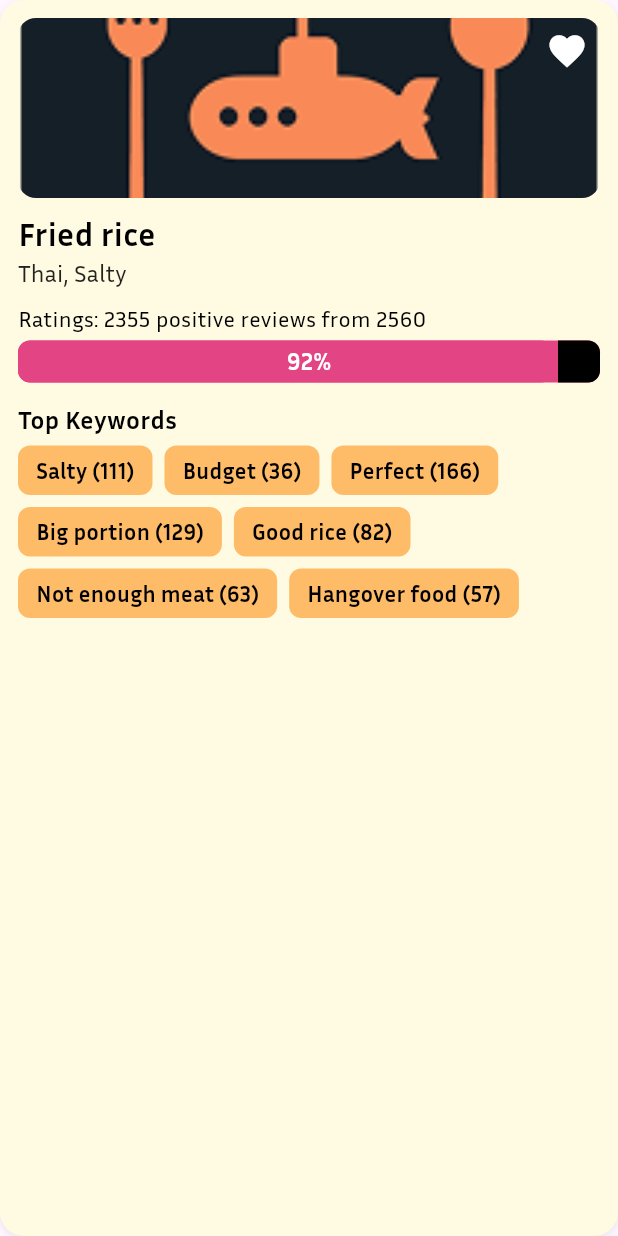
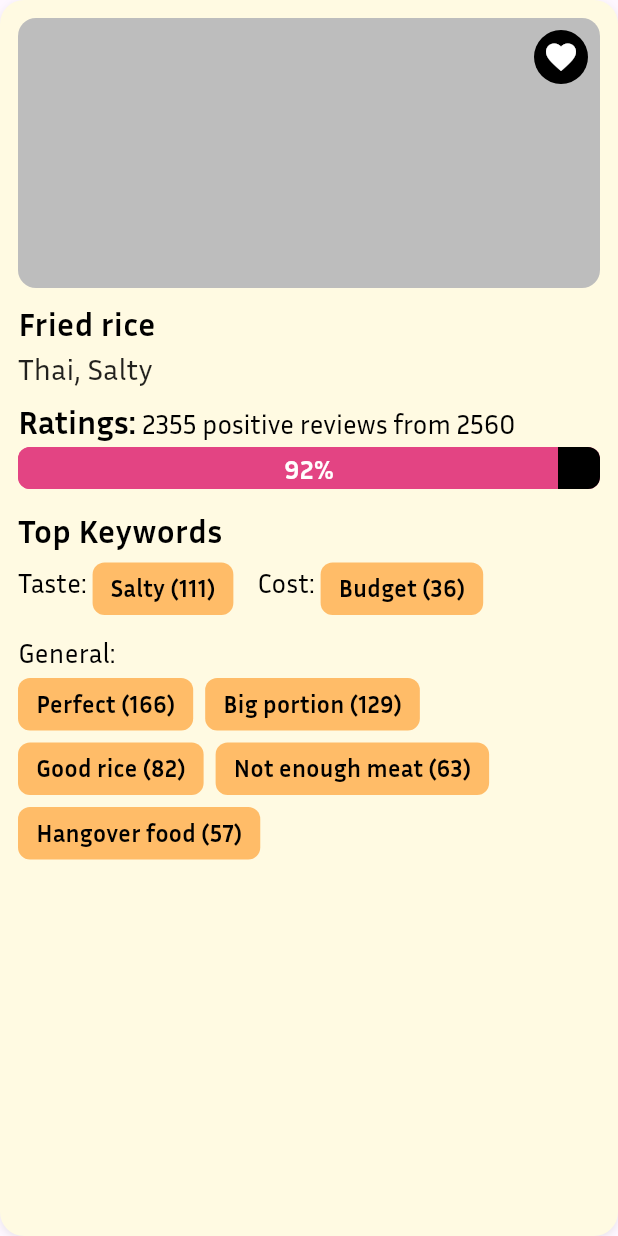
Before and after one commit to bestchayapol/DishDive, a Flutter app: the CardDetails widget shown alone on an empty page, opened directly, on a phone screen of 412 x 824 dp. Run offline on Flutter 3.47's test engine with Material 3 defaults, Android fonts, the phone set to English and light mode, and no system bars; our stand-ins replace dio, image_picker, shared_preferences; accounts and stored records are empty; network calls fail.

Commit message:
Refactor card components and add keywords section
Converted CardDetails to a StatefulWidget, improved UI for card components, and added a reusable KeywordsSection widget for categorizing keywords. Updated DishPage to provide keyword types, refactored ReviewPage to use CardReviews, and adjusted grid aspect ratio in list_dishes.

```diff
--- a/dishdive/lib/Components/Cards/card_details.dart
+++ b/dishdive/lib/Components/Cards/card_details.dart
@@ -1,7 +1,8 @@
 import 'package:flutter/material.dart';
 import 'package:dishdive/Utils/color_use.dart';
+import 'package:dishdive/Widgets/keywords_section.dart';
 
-class CardDetails extends StatelessWidget {
+class CardDetails extends StatefulWidget {
   final String imagePath;
   final String dishName;
   final String cuisine;
@@ -22,6 +23,13 @@ class CardDetails extends StatelessWidget {
     required this.totalReviews,
     required this.keywords,
   });
+
+  @override
+  State<CardDetails> createState() => _CardDetailsState();
+}
+
+class _CardDetailsState extends State<CardDetails> {
+  bool isFavorite = false;
 
   void _showKeywordModal(BuildContext context, String label, int count) {
     showDialog(
@@ -49,6 +57,17 @@ class CardDetails extends StatelessWidget {
 
   @override
   Widget build(BuildContext context) {
+    // Categorize keywords
+    final tasteKeywords = widget.keywords
+        .where((kw) => kw['type'] == 'taste')
+        .toList();
+    final costKeywords = widget.keywords
+        .where((kw) => kw['type'] == 'cost')
+        .toList();
+    final generalKeywords = widget.keywords
+        .where((kw) => kw['type'] != 'taste' && kw['type'] != 'cost')
+        .toList();
+
     return Container(
       decoration: BoxDecoration(
         color: colorUse.secondaryColor,
@@ -69,27 +88,43 @@ class CardDetails extends StatelessWidget {
             children: [
               ClipRRect(
                 borderRadius: BorderRadius.circular(12),
-                child: Image.asset(
-                  imagePath,
-                  height: 120,
+                child: Container(
+                  height: 180,
                   width: double.infinity,
-                  fit: BoxFit.cover,
+                  color: Colors.grey[400],
                 ),
               ),
               Positioned(
                 top: 8,
                 right: 8,
-                child: Icon(
-                  Icons.favorite,
-                  color: Colors.white,
-                  size: 28,
+                child: GestureDetector(
+                  onTap: () {
+                    setState(() {
+                      isFavorite = !isFavorite;
+                    });
+                  },
+                  child: Container(
+                    width: 36,
+                    height: 36,
+                    decoration: const BoxDecoration(
+                      color: Colors.black,
+                      shape: BoxShape.circle,
+                    ),
+                    child: Icon(
+                      Icons.favorite,
+                      color: isFavorite
+                          ? colorUse.sentimentColor
+                          : Colors.white,
+                      size: 24,
+                    ),
+                  ),
                 ),
               ),
             ],
           ),
           const SizedBox(height: 8),
           Text(
-            dishName,
+            widget.dishName,
             style: const TextStyle(
               fontFamily: 'InriaSans',
               fontWeight: FontWeight.bold,
@@ -98,18 +133,33 @@ class CardDetails extends StatelessWidget {
             ),
           ),
           Text(
-            '$cuisine, $taste',
-            style: const TextStyle(
-              fontSize: 16,
-              color: Colors.black87,
-            ),
+            '${widget.cuisine}, ${widget.taste}',
+            style: const TextStyle(fontSize: 20, color: Colors.black87),
           ),
           const SizedBox(height: 8),
-          Text(
-            'Ratings: $positiveReviews positive reviews from $totalReviews',
-            style: const TextStyle(
-              fontSize: 15,
-              color: Colors.black,
+          RichText(
+            text: TextSpan(
+              children: [
+                TextSpan(
+                  text: 'Ratings: ',
+                  style: const TextStyle(
+                    fontFamily: 'InriaSans',
+                    fontWeight: FontWeight.bold,
+                    fontSize: 22,
+                    color: Colors.black,
+                  ),
+                ),
+                TextSpan(
+                  text:
+                      '${widget.positiveReviews} positive reviews from ${widget.totalReviews}',
+                  style: const TextStyle(
+                    fontFamily: 'InriaSans',
+                    fontWeight: FontWeight.normal,
+                    fontSize: 18,
+                    color: Colors.black,
+                  ),
+                ),
+              ],
             ),
           ),
           const SizedBox(height: 4),
@@ -123,7 +173,7 @@ class CardDetails extends StatelessWidget {
             child: Stack(
               children: [
                 FractionallySizedBox(
-                  widthFactor: ratingPercent / 100,
+                  widthFactor: widget.ratingPercent / 100,
                   child: Container(
                     decoration: BoxDecoration(
                       color: colorUse.sentimentColor,
@@ -133,11 +183,11 @@ class CardDetails extends StatelessWidget {
                 ),
                 Center(
                   child: Text(
-                    '$ratingPercent%',
+                    '${widget.ratingPercent}%',
                     style: const TextStyle(
                       color: Colors.white,
                       fontWeight: FontWeight.bold,
-                      fontSize: 16,
+                      fontSize: 18,
                     ),
                   ),
                 ),
@@ -164,34 +214,17 @@ class CardDetails extends StatelessWidget {
             'Top Keywords',
             style: TextStyle(
               fontWeight: FontWeight.bold,
-              fontSize: 17,
+              fontSize: 22,
               color: Colors.black,
             ),
           ),
           const SizedBox(height: 6),
-          Wrap(
-            spacing: 8,
-            runSpacing: 8,
-            children: keywords.map((kw) {
-              return GestureDetector(
-                onTap: () => _showKeywordModal(context, kw['label'], kw['count']),
-                child: Container(
-                  padding: const EdgeInsets.symmetric(horizontal: 12, vertical: 6),
-                  decoration: BoxDecoration(
-                    color: colorUse.accent,
-                    borderRadius: BorderRadius.circular(8),
-                  ),
-                  child: Text(
-                    '${kw['label']} (${kw['count']})',
-                    style: const TextStyle(
-                      color: Colors.black,
-                      fontWeight: FontWeight.bold,
-                      fontSize: 15,
-                    ),
-                  ),
-                ),
-              );
-            }).toList(),
+          // Taste keywords
+          KeywordsSection(
+            tasteKeywords: tasteKeywords,
+            costKeywords: costKeywords,
+            generalKeywords: generalKeywords,
+            onKeywordTap: _showKeywordModal,
           ),
         ],
       ),
--- a/dishdive/lib/Pages/Restaurant/DishPage.dart
+++ b/dishdive/lib/Pages/Restaurant/DishPage.dart
@@ -113,13 +113,13 @@ class _DishPageState extends State<DishPage>
                 positiveReviews: 2355,
                 totalReviews: 2560,
                 keywords: [
-                {"label": "Salty", "count": 111},
-                {"label": "Budget", "count": 36},
-                {"label": "Perfect", "count": 166},
-                {"label": "Big portion", "count": 129},
-                {"label": "Good rice", "count": 82},
-                {"label": "Not enough meat", "count": 63},
-                {"label": "Hangover food", "count": 57},
+                  {"label": "Salty", "count": 111, "type": "taste"},
+                  {"label": "Budget", "count": 36, "type": "cost"},
+                  {"label": "Perfect", "count": 166, "type": "general"},
+                  {"label": "Big portion", "count": 129, "type": "general"},
+                  {"label": "Good rice", "count": 82, "type": "general"},
+                  {"label": "Not enough meat", "count": 63, "type": "general"},
+                  {"label": "Hangover food", "count": 57, "type": "general"},
                 ],
               ),
             ),
--- /dev/null
+++ b/dishdive/lib/widgets/keywords_section.dart
@@ -0,0 +1,103 @@
+import 'package:flutter/material.dart';
+import 'package:dishdive/Utils/color_use.dart';
+
+class KeywordsSection extends StatelessWidget {
+  final List<Map<String, dynamic>> tasteKeywords;
+  final List<Map<String, dynamic>> costKeywords;
+  final List<Map<String, dynamic>> generalKeywords;
+  final void Function(BuildContext, String, int) onKeywordTap;
+
+  const KeywordsSection({
+    super.key,
+    required this.tasteKeywords,
+    required this.costKeywords,
+    required this.generalKeywords,
+    required this.onKeywordTap,
+  });
+
+  Widget buildKeywordChips(
+    BuildContext context,
+    List<Map<String, dynamic>> keywords,
+  ) {
+    return Wrap(
+      spacing: 8,
+      runSpacing: 8,
+      children: keywords.map((kw) {
+        return GestureDetector(
+          onTap: () => onKeywordTap(context, kw['label'], kw['count']),
+          child: Container(
+            padding: const EdgeInsets.symmetric(horizontal: 12, vertical: 6),
+            decoration: BoxDecoration(
+              color: colorUse.accent,
+              borderRadius: BorderRadius.circular(8),
+            ),
+            child: Text(
+              '${kw['label']} (${kw['count']})',
+              style: const TextStyle(
+                color: Colors.black,
+                fontWeight: FontWeight.bold,
+                fontSize: 16,
+              ),
+            ),
+          ),
+        );
+      }).toList(),
+    );
+  }
+
+  @override
+  Widget build(BuildContext context) {
+    return Column(
+      crossAxisAlignment: CrossAxisAlignment.start,
+      children: [
+        // Taste and Cost in one row
+        Row(
+          crossAxisAlignment: CrossAxisAlignment.start,
+          children: [
+            // Taste
+            if (tasteKeywords.isNotEmpty) ...[
+              const Text(
+                'Taste:',
+                style: TextStyle(
+                  fontWeight: FontWeight.normal,
+                  fontSize: 18,
+                  color: Colors.black,
+                ),
+              ),
+              const SizedBox(width: 4),
+              buildKeywordChips(context, tasteKeywords),
+            ],
+            const SizedBox(width: 16),
+            // Cost
+            if (costKeywords.isNotEmpty) ...[
+              const Text(
+                'Cost:',
+                style: TextStyle(
+                  fontWeight: FontWeight.normal,
+                  fontSize: 18,
+                  color: Colors.black,
+                ),
+              ),
+              const SizedBox(width: 4),
+              buildKeywordChips(context, costKeywords),
+            ],
+          ],
+        ),
+        const SizedBox(height: 12),
+        // General
+        if (generalKeywords.isNotEmpty) ...[
+          const Text(
+            'General:',
+            style: TextStyle(
+              fontWeight: FontWeight.normal,
+              fontSize: 18,
+              color: Colors.black,
+            ),
+          ),
+          const SizedBox(height: 4),
+          buildKeywordChips(context, generalKeywords),
+        ],
+      ],
+    );
+  }
+}
--- a/dishdive/lib/widgets/list_dishes.dart
+++ b/dishdive/lib/widgets/list_dishes.dart
@@ -45,7 +45,7 @@ class ListDishesGrid extends StatelessWidget {
         crossAxisCount: 2,
         mainAxisSpacing: 18,
         crossAxisSpacing: 12,
-        childAspectRatio: 0.95,
+        childAspectRatio: 0.8,
       ),
       padding: const EdgeInsets.symmetric(horizontal: 12, vertical: 8),
       itemBuilder: (context, index) => GestureDetector(
```
Also changed, not shown: dishdive/lib/Components/Cards/card_menu.dart (+28 -25 lines), dishdive/lib/Components/Cards/card_reviews.dart (+72 -0 lines), dishdive/lib/Pages/Restaurant/ReviewPage.dart (+3 -50 lines). Lines whose indentation alone changed are shown as unchanged.
